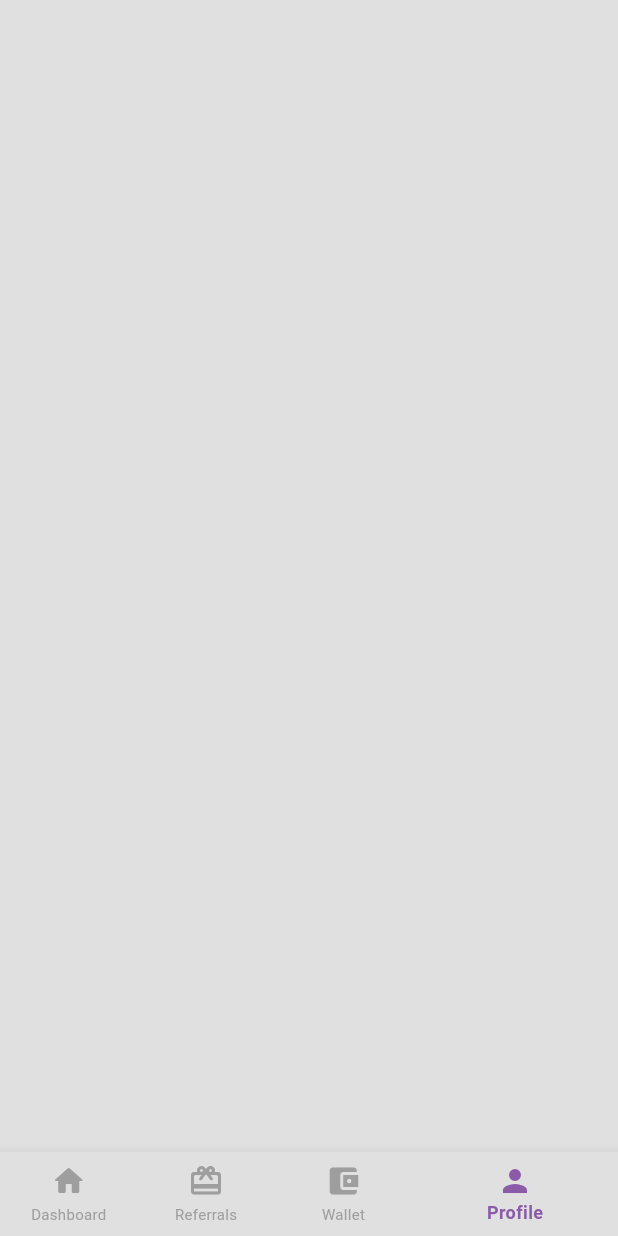
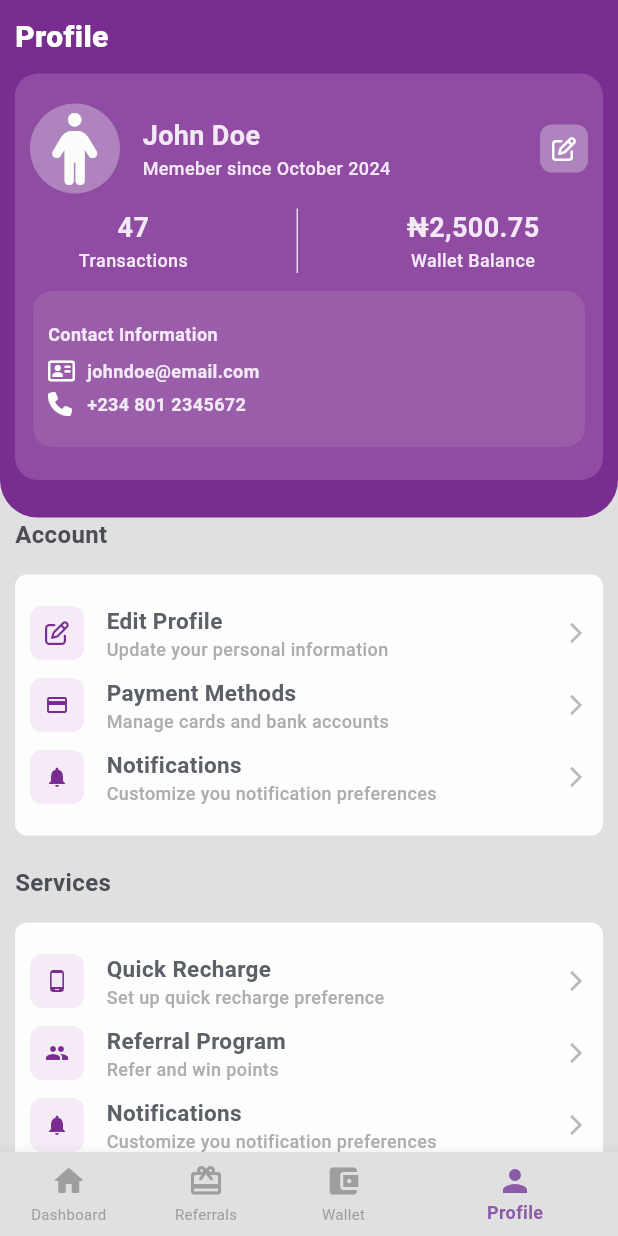
Before and after one commit to abduleneye/chit_chat, a Flutter app: the screen it shows after launch, item 4 of the bottom bar chosen, on a phone screen of 412 x 824 dp. Run offline on Flutter 3.47's test engine with Material 3 defaults, Android fonts, the phone set to English and light mode, and no system bars; our stand-ins replace cloud_firestore, firebase_auth, firebase_core, fluttertoast, font_awesome_flutter; missing offline and left inert: dart:ffi; accounts and stored records are empty.

Commit message:
Implemented Profile screen other issues remain and need to structure code and add horizontal lines in some containers

```diff
--- a/lib/vtu/mine/home_vtu.dart
+++ b/lib/vtu/mine/home_vtu.dart
@@ -3,6 +3,7 @@ import 'dart:ffi';
 import 'package:chit_chat/vtu/mine/data_purchase_screen.dart';
 import 'package:chit_chat/vtu/mine/fund_betting_screen.dart';
 import 'package:chit_chat/vtu/mine/pay_bills_screen.dart';
+import 'package:chit_chat/vtu/mine/profile_screen.dart';
 import 'package:chit_chat/vtu/mine/referrals_screen.dart';
 import 'package:chit_chat/vtu/mine/vtu_ui_components/services_container.dart';
 import 'package:chit_chat/vtu/mine/wallet_screen.dart';
@@ -72,7 +73,8 @@ class _HomeVtuState extends State<HomeVtu> with RouteAware {
         children: [
           DashBoardScreen(),
           ReferralsScreen(),
-          WalletScreen()
+          WalletScreen(),
+          ProfileScreen()
         ],
       ),
       bottomNavigationBar: BottomNavigationBar(
--- /dev/null
+++ b/lib/vtu/mine/profile_screen.dart
@@ -0,0 +1,391 @@
+import 'package:chit_chat/vtu/mine/vtu_ui_components/how_it_works_container.dart';
+import 'package:chit_chat/vtu/mine/vtu_ui_components/profile_sub_container.dart';
+import 'package:flutter/cupertino.dart';
+import 'package:flutter/material.dart';
+import 'package:font_awesome_flutter/font_awesome_flutter.dart';
+
+class ProfileScreen extends StatelessWidget {
+  const ProfileScreen({super.key});
+
+  @override
+  Widget build(BuildContext context) {
+    return SingleChildScrollView(
+      child: Column(
+        crossAxisAlignment: CrossAxisAlignment.start,
+        children: [
+          //Profile Header Section
+          _profileHeaderSection(),
+
+          //Account and service containers in a column
+          _accountContainer(),
+
+          _serviceContainer()
+
+
+
+
+
+        ],
+      ),
+    );
+  }
+
+
+  Widget _profileHeaderSection(){
+    return Container(
+      // height: size.height * 0.35,
+      //margin: EdgeInsets.symmetric(horizontal: 10, vertical: 10),
+      padding: EdgeInsets.only(top: 10, left: 10, right: 10, bottom: 25),
+      decoration: const BoxDecoration(
+          color: Color(0xFF7A2D91),
+          borderRadius: BorderRadius.only(
+              bottomRight: Radius.circular(25),
+              bottomLeft: Radius.circular(25))),
+      child: SafeArea(
+          child: Column(
+            children: [
+              const Row(
+                mainAxisAlignment: MainAxisAlignment.spaceBetween,
+                children: [
+                  Column(
+                    crossAxisAlignment: CrossAxisAlignment.start,
+                    children: [
+                      Text('Profile',
+                          style: TextStyle(
+                              color: Colors.white,
+                              fontWeight: FontWeight.w800,
+                              fontSize: 20)),
+                    ],
+                  ),
+                ],
+              ),
+              const SizedBox(
+                height: 10,
+              ),
+
+              //John Does info
+              Container(
+                // width: 40,
+                //height: 110,
+                padding: EdgeInsets.symmetric(horizontal: 10, vertical: 20),
+                decoration: BoxDecoration(
+                  color: Color(0xFF8F4CA2),
+                  borderRadius: BorderRadius.circular(15),
+                ),
+                child: Column(
+                  mainAxisAlignment: MainAxisAlignment.spaceAround,
+                  children: [
+                    //John Doe Info
+                    Row(
+                      mainAxisAlignment: MainAxisAlignment.spaceBetween,
+                      children: [
+                        Flexible(
+                          child: Row(
+                            children: [
+                              Container(
+                                width: 60,
+                                height: 60,
+                                decoration: BoxDecoration(
+                                    borderRadius: BorderRadius.circular(50),
+                                    color: Color(0xFFAF83BD) ),
+                                child: Center(
+                                  child: Icon(
+                                      FontAwesomeIcons.person,
+                                      size: 48,
+                                      color: Color(0xFFFBFDFA)
+                                  ),
+                                ),
+                              ),
+                              SizedBox(
+                                width: 15,
+                              ),
+                              Flexible(
+                                child: Column(
+                                  crossAxisAlignment: CrossAxisAlignment.start,
+                                  children: [
+                                    Text("John Doe",
+                                        style: TextStyle(
+                                            fontSize: 18,
+                                            color: Color(0xFFF3E8F5),
+                                            fontWeight: FontWeight.w700),
+                                        overflow: TextOverflow.ellipsis),
+                                    Text(
+                                      "Memeber since October 2024",
+                                      style: TextStyle(
+                                          fontSize: 12,
+                                          color: Color(0xFFF3E8F5),
+                                          fontWeight: FontWeight.w500),
+                                    ),
+                                  ],
+                                ),
+                              )
+                            ],
+                          ),
+                        ),
+                        SizedBox(
+                          width: 20,
+                        ),
+                        Container(
+                          width: 32,
+                          height: 32,
+                          decoration: BoxDecoration(
+                              borderRadius: BorderRadius.circular(8),
+                              color: Color(0xFFAF83BD) ),
+                          child: Center(
+                            child: Icon(
+                                FontAwesomeIcons.edit,
+                                size: 16,
+                                color: Color(0xFFFBFDFA)
+                            ),
+                          ),
+                        )
+                      ],
+                    ),
+                    SizedBox(height: 10,),
+                    IntrinsicHeight(
+                      child: Row(
+                        mainAxisAlignment: MainAxisAlignment.spaceAround,
+                        children: [
+                          Flexible(
+                            child: Column(
+                              crossAxisAlignment: CrossAxisAlignment.center,
+                              children: [
+                                Text("47",
+                                    style: TextStyle(
+                                        fontSize: 18,
+                                        color: Color(0xFFF3E8F5),
+                                        fontWeight: FontWeight.w700),
+                                    overflow: TextOverflow.ellipsis),
+                                Text(
+                                  "Transactions",
+                                  style: TextStyle(
+                                      fontSize: 12,
+                                      color: Color(0xFFF3E8F5),
+                                      fontWeight: FontWeight.w500),
+                                ),
+                              ],
+                            ),
+                          ),
+                          VerticalDivider(
+                            thickness: 0.9,
+                            // width: 10,
+                            color: Color(0xFFF3E8F5),
+                          ),
+
+                          Flexible(
+                            child: Column(
+                              crossAxisAlignment: CrossAxisAlignment.center,
+                              children: [
+                                Text("₦2,500.75",
+                                    style: TextStyle(
+                                        fontSize: 18,
+                                        color: Color(0xFFF3E8F5),
+                                        fontWeight: FontWeight.w700),
+                                    overflow: TextOverflow.ellipsis),
+                                Text(
+                                  "Wallet Balance",
+                                  style: TextStyle(
+                                      fontSize: 12,
+                                      color: Color(0xFFF3E8F5),
+                                      fontWeight: FontWeight.w500),
+                                ),
+                              ],
+                            ),
+                          )
+                        ],
+                      ),
+                    ),
+                    SizedBox(height: 10,),
+                    //Contact Info
+                    Container(
+                      // width: 40,
+                      //height: 110,
+                        padding: EdgeInsets.symmetric(horizontal: 10, vertical: 20),
+                        decoration: BoxDecoration(
+                            color: Color(0xFF995DAA),
+                            borderRadius: BorderRadius.circular(15),
+                            border: Border.all(
+                                width: 2,
+                                color: Color(0xFF8F4CA2)
+                            )
+                        ),
+
+                        child:Column(
+                          crossAxisAlignment: CrossAxisAlignment.start,
+                          children: [
+                            Text("Contact Information",
+                                style: TextStyle(
+                                    fontSize: 12,
+                                    color: Color(0xFFF3E8F5),
+                                    fontWeight: FontWeight.w700),
+                                overflow: TextOverflow.ellipsis),
+                            SizedBox(height: 8,),
+                            Row(
+                              children: [
+                                Icon(
+                                    FontAwesomeIcons.contactCard,
+                                    size: 16,
+                                    color: Color(0xFFFBFDFA)
+                                ),
+                                SizedBox(
+                                  width: 10,
+                                ),
+                                Text("johndoe@email.com",
+                                    style: TextStyle(
+                                        fontSize: 12,
+                                        color: Color(0xFFF3E8F5),
+                                        fontWeight: FontWeight.w700),
+                                    overflow: TextOverflow.ellipsis),
+                              ],
+                            ),
+                            SizedBox(height: 5,),
+                            Row(
+                              children: [
+                                Icon(
+                                    FontAwesomeIcons.phone,
+                                    size: 16,
+                                    color: Color(0xFFFBFDFA)
+                                ),
+                                SizedBox(
+                                  width: 10,
+                                ),
+                                Text("+234 801 2345672",
+                                    style: TextStyle(
+                                        fontSize: 12,
+                                        color: Color(0xFFF3E8F5),
+                                        fontWeight: FontWeight.w700),
+                                    overflow: TextOverflow.ellipsis),
+                              ],
+                            )
+                          ],
+                        )
+                    )
+                  ],
+                ),
+              ),
+
+
+            ],
+          )),
+    );
+  }
+
+  Widget _accountContainer(){
+    return Padding(
+        padding: EdgeInsets.symmetric(horizontal: 10, vertical: 0),
+        child: Column(
+          crossAxisAlignment: CrossAxisAlignment.start,
+          children: [
+            Text(
+              "Account",
+              style: TextStyle(
+                // wordSpacing: 4,
+                  fontSize: 16,
+                  color: Color(0xFF4A4D55),
+                  fontWeight: FontWeight.w600),
+            ),
+            SizedBox(
+              height: 15,
+            ),
+
+            Container(
+              padding: EdgeInsets.only(left: 10, right: 10, bottom: 20, top: 10),
+              width: double.infinity,
+              decoration: BoxDecoration(
+                  color: Color(0xFFFDFDFD),
+                  borderRadius: BorderRadius.circular(8)),
+              child: Center(
+                child: Column(
+                  children: [
+                    ProfileSubContainer(
+                      actionIcon: FontAwesomeIcons.edit,
+                      actionText: 'Edit Profile',
+                      subActionText: 'Update your personal information',
+
+                    ),
+                    ProfileSubContainer(
+                      actionIcon: Icons.credit_card,
+                      actionText: 'Payment Methods',
+                      subActionText: 'Manage cards and bank accounts',
+
+                    ),
+                    ProfileSubContainer(
+                      actionIcon: Icons.notifications,
+                      actionText: 'Notifications',
+                      subActionText: 'Customize you notification preferences',
+
+                    ),
+                  ],
+                ),
+              ),
+            ),
+
+            SizedBox(
+              height: 0,
+            ),
+          ],
+        )
+    );
+  }
+
+  Widget _serviceContainer(){
+    return Padding(
+        padding: EdgeInsets.symmetric(horizontal: 10, vertical: 20),
+        child: Column(
+          crossAxisAlignment: CrossAxisAlignment.start,
+          children: [
+            Text(
+              "Services",
+              style: TextStyle(
+                // wordSpacing: 4,
+                  fontSize: 16,
+                  color: Color(0xFF4A4D55),
+                  fontWeight: FontWeight.w600),
+            ),
+            SizedBox(
+              height: 15,
+            ),
+
+            Container(
+              padding: EdgeInsets.only(left: 10, right: 10, bottom: 20, top: 10),
+              width: double.infinity,
+              decoration: BoxDecoration(
+                  color: Color(0xFFFDFDFD),
+                  borderRadius: BorderRadius.circular(8)),
+              child: Center(
+                child: Column(
+                  children: [
+                    ProfileSubContainer(
+                      actionIcon: Icons.phone_android,
+                      actionText: 'Quick Recharge',
+                      subActionText: 'Set up quick recharge preference',
+
+                    ),
+                    ProfileSubContainer(
+                      actionIcon: Icons.people,
+                      actionText: 'Referral Program',
+                      subActionText: 'Refer and win points',
+
+                    ),
+                    ProfileSubContainer(
+                      actionIcon: Icons.notifications,
+                      actionText: 'Notifications',
+                      subActionText: 'Customize you notification preferences',
+
+                    ),
+                  ],
+                ),
+              ),
+            ),
+
+            SizedBox(
+              height: 10,
+            ),
+          ],
+        )
+    );
+  }
+
+
+
+}
--- /dev/null
+++ b/lib/vtu/mine/vtu_ui_components/profile_sub_container.dart
@@ -0,0 +1,72 @@
+import 'package:flutter/cupertino.dart';
+import 'package:flutter/material.dart';
+import 'package:font_awesome_flutter/font_awesome_flutter.dart';
+
+class ProfileSubContainer extends StatelessWidget {
+  final IconData actionIcon;
+  final String actionText;
+  final String subActionText;
+  const ProfileSubContainer(
+      {super.key,
+      required this.actionIcon,
+      required this.actionText,
+      required this.subActionText});
+
+  @override
+  Widget build(BuildContext context) {
+    return Container(
+        margin: EdgeInsets.only(top: 10),
+        child: Row(
+          mainAxisAlignment: MainAxisAlignment.spaceBetween,
+          children: [
+            Flexible(
+              child: Row(
+                children: [
+                  Container(
+                    width: 36,
+                    height: 36,
+                    decoration: BoxDecoration(
+                        borderRadius: BorderRadius.circular(8),
+                        color: Color(0xFFF5EBF7)),
+                    child: Center(
+                      child: Icon(
+                          actionIcon,
+                          size: 16,
+                          color: Color(0xFF7A2D91)),
+                    ),
+                  ),
+                  SizedBox(
+                    width: 15,
+                  ),
+                  Flexible(
+                    child: Column(
+                      crossAxisAlignment: CrossAxisAlignment.start,
+                      children: [
+                        Text(actionText,
+                            style: TextStyle(
+                                fontSize: 15,
+                                color: Color(0xFF5C6067),
+                                fontWeight: FontWeight.w700),
+                            overflow: TextOverflow.ellipsis),
+                        Text(
+                          subActionText,
+                          style: TextStyle(
+                              fontSize: 12,
+                              color: Color(0xFFACADAF),
+                              fontWeight: FontWeight.w500),
+                        ),
+                      ],
+                    ),
+                  )
+                ],
+              ),
+            ),
+
+            Icon(
+            Icons.arrow_forward_ios_outlined,
+                size: 16,
+            color: Color(0xFFB9B9B9))
+          ],
+        ));
+  }
+}
--- a/lib/vtu/mine/vtu_ui_components/quick_select_container.dart
+++ b/lib/vtu/mine/vtu_ui_components/quick_select_container.dart
@@ -6,8 +6,9 @@ class QuickSelectContainer extends StatelessWidget {
 
   @override
   Widget build(BuildContext context) {
-    return Expanded(child: Container(
+    return Flexible(child: Container(
       height: 30,
+      width: 80,
       padding: EdgeInsets.symmetric(horizontal: 10),
       margin: EdgeInsets.only(right: 10),
       decoration: BoxDecoration(
```
